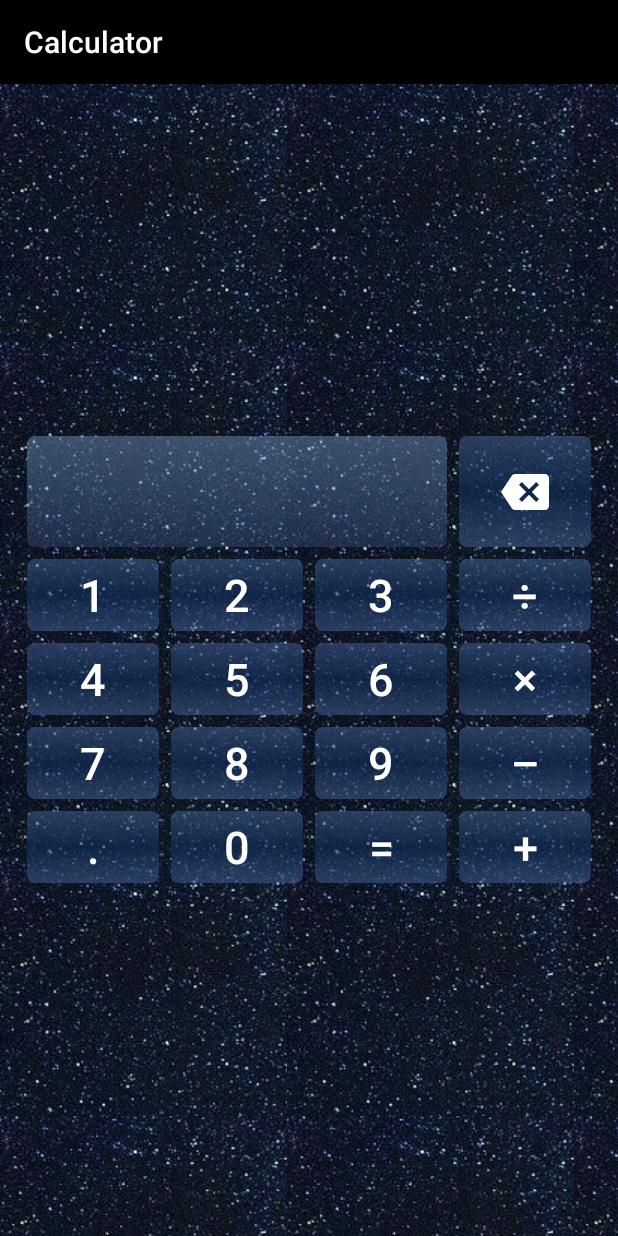
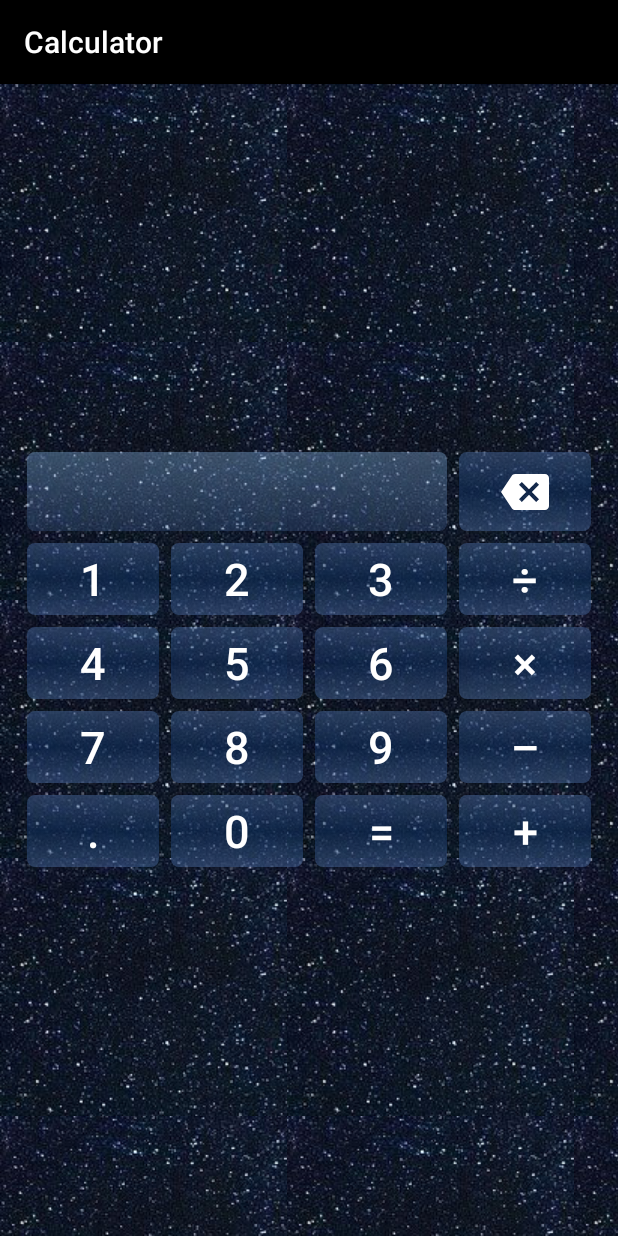
Before and after one commit to NeoSvet/Android1, an Android app: the screen it shows after launch (MainActivity), on a phone screen of 412 x 824 dp. Run offline under Robolectric (Android 15) with nearby library versions, the phone set to English and light mode, and no system bars.

Commit message:
changed dimens.xml

```diff
--- a/Calculator/src/main/res/layout-land/activity_main.xml
+++ b/Calculator/src/main/res/layout-land/activity_main.xml
@@ -24,7 +24,7 @@
             android:singleLine="true"
             android:textColor="@color/white"
             android:textIsSelectable="true"
-            android:textSize="@dimen/primary_text_size" />
+            android:textSize="@dimen/text_size" />
 
         <ImageButton
             android:id="@+id/btnBackspace"
--- a/Calculator/src/main/res/layout/activity_main.xml
+++ b/Calculator/src/main/res/layout/activity_main.xml
@@ -24,7 +24,7 @@
             android:singleLine="true"
             android:textColor="@color/white"
             android:textIsSelectable="true"
-            android:textSize="@dimen/primary_text_size" />
+            android:textSize="@dimen/text_size" />
 
         <ImageButton
             android:id="@+id/btnBackspace"
--- a/Calculator/src/main/res/values-night/themes.xml
+++ b/Calculator/src/main/res/values-night/themes.xml
@@ -18,7 +18,7 @@
         <item name="android:textColor">@android:color/white</item>
         <item name="android:textAllCaps">false</item>
         <item name="android:gravity">center</item>
-        <item name="android:textSize">@dimen/secondary_text_size</item>
+        <item name="android:textSize">@dimen/text_size</item>
         <item name="android:layout_margin">@dimen/outer_indent</item>
         <item name="android:background">@drawable/button</item>
     </style>
--- a/Calculator/src/main/res/values/dimens.xml
+++ b/Calculator/src/main/res/values/dimens.xml
@@ -1,7 +1,6 @@
 <?xml version="1.0" encoding="utf-8"?>
 <resources>
-    <dimen name="primary_text_size">40sp</dimen>
-    <dimen name="secondary_text_size">30sp</dimen>
+    <dimen name="text_size">30sp</dimen>
     <dimen name="outer_indent">4dp</dimen>
-    <dimen name="inter_indent">10dp</dimen>
+    <dimen name="inter_indent">6dp</dimen>
 </resources>
--- a/Calculator/src/main/res/values/themes.xml
+++ b/Calculator/src/main/res/values/themes.xml
@@ -18,7 +18,7 @@
         <item name="android:textColor">@android:color/white</item>
         <item name="android:textAllCaps">false</item>
         <item name="android:gravity">center</item>
-        <item name="android:textSize">@dimen/secondary_text_size</item>
+        <item name="android:textSize">@dimen/text_size</item>
         <item name="android:layout_margin">@dimen/outer_indent</item>
         <item name="android:background">@drawable/button</item>
     </style>
```
